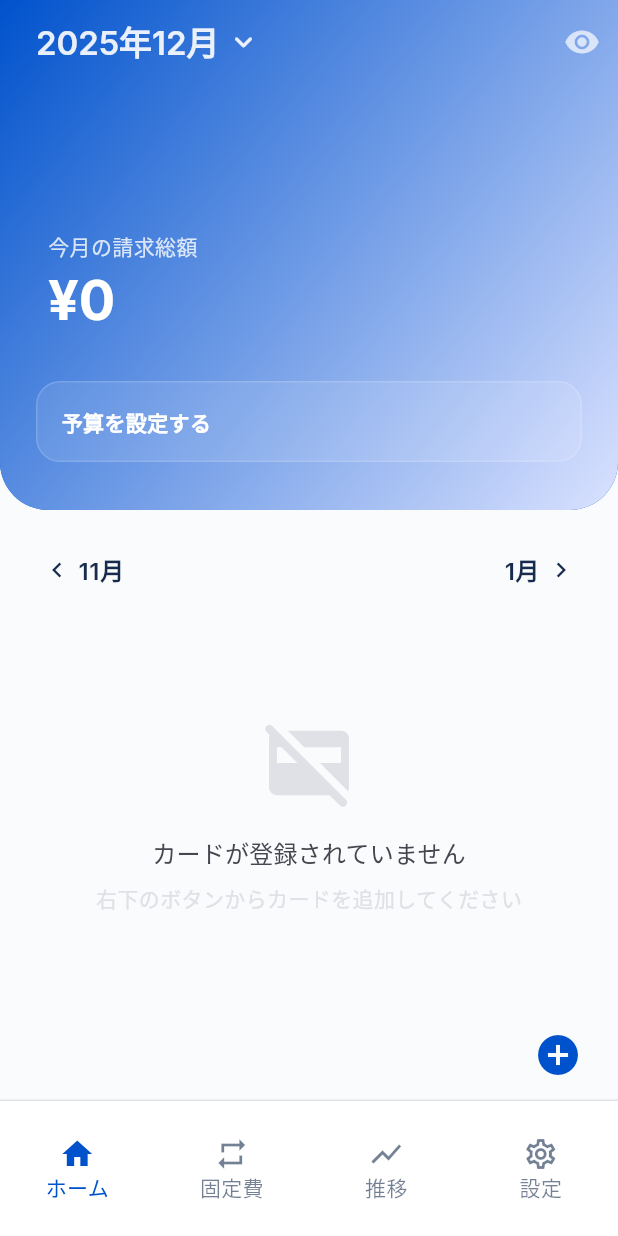
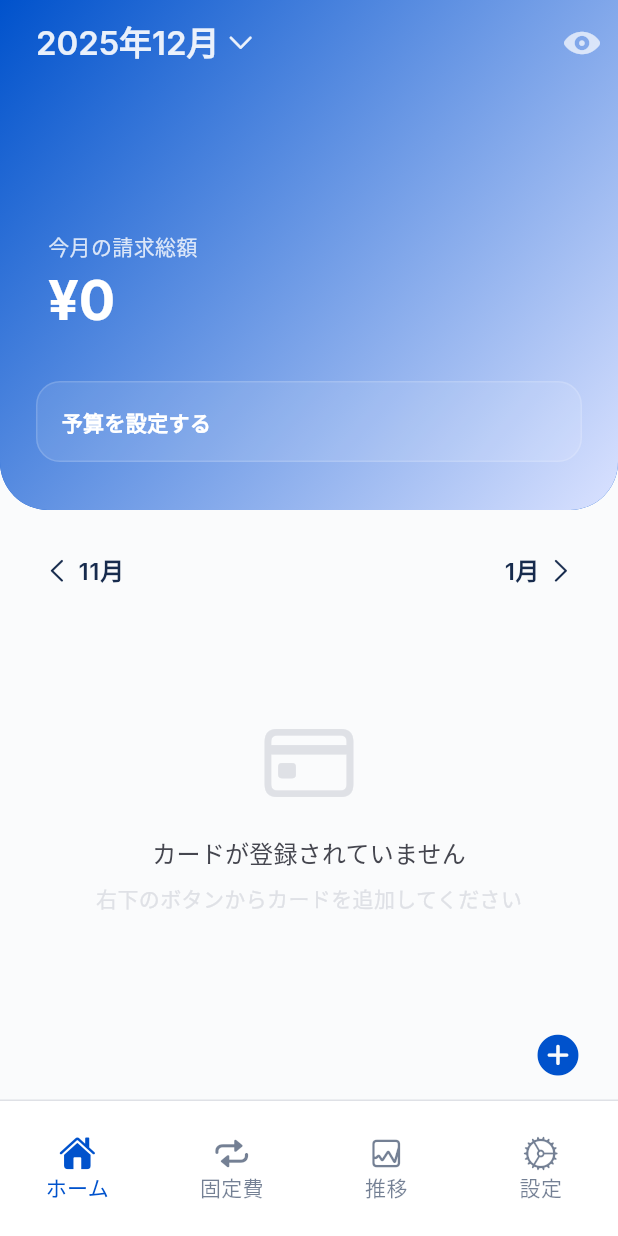
Before and after one commit to latte-dev-app/CreditCardDiary, a Flutter app: the screen it shows after launch, on a phone screen of 412 x 824 dp. Run offline on Flutter 3.47's test engine with Material 3 defaults, Android fonts, the phone set to English and light mode, and no system bars; our stand-ins replace fl_chart, get_it, google_fonts, image_picker, shared_preferences; missing offline and left inert: dart:html, widgetbook.

Commit message:
UI改善: Material IconsをCupertino Iconsに置換し、iOSライクなデザインに統一

```diff
--- a/lib/features/cards/presentation/screens/home_screen.dart
+++ b/lib/features/cards/presentation/screens/home_screen.dart
@@ -179,7 +179,10 @@ class _HomeScreenState extends State<HomeScreen> {
           children: [
             IconButton(
               onPressed: () => showAddCardDialog(context, onCardAdded: (_) {}),
-              icon: Icon(Icons.add_circle, color: theme.colorScheme.primary),
+              icon: Icon(
+                CupertinoIcons.add_circled_solid,
+                color: theme.colorScheme.primary,
+              ),
               iconSize: 32,
               tooltip: 'カード追加',
             ),
@@ -260,9 +263,9 @@ class _HomeScreenState extends State<HomeScreen> {
                             ),
                             const SizedBox(width: 4),
                             Icon(
-                              Icons.keyboard_arrow_down_rounded,
+                              CupertinoIcons.chevron_down,
                               color: Colors.white.withValues(alpha: 0.9),
-                              size: 24,
+                              size: 20,
                             ),
                           ],
                         ),
@@ -298,7 +301,9 @@ class _HomeScreenState extends State<HomeScreen> {
                       });
                     },
                     icon: Icon(
-                      _isPrivacyMode ? Icons.visibility_off : Icons.visibility,
+                      _isPrivacyMode
+                          ? CupertinoIcons.eye_slash_fill
+                          : CupertinoIcons.eye_fill,
                       color: Colors.white.withValues(alpha: 0.7),
                     ),
                   ),
@@ -420,7 +425,7 @@ class _HomeScreenState extends State<HomeScreen> {
                         ),
                         child: Row(
                           children: [
-                            const Icon(Icons.chevron_left, size: 20),
+                            const Icon(CupertinoIcons.chevron_left, size: 20),
                             const SizedBox(width: 4),
                             Text(
                               '${prevMonthDate.month}月',
@@ -457,9 +462,9 @@ class _HomeScreenState extends State<HomeScreen> {
                                 const SizedBox(width: 4),
                                 Icon(
                                   _isAmountAscending
-                                      ? Icons.arrow_upward_rounded
-                                      : Icons.arrow_downward_rounded,
-                                  size: 18,
+                                      ? CupertinoIcons.arrow_up
+                                      : CupertinoIcons.arrow_down,
+                                  size: 16,
                                   color: theme.colorScheme.onSurface.withValues(
                                     alpha: 0.6,
                                   ),
@@ -486,7 +491,7 @@ class _HomeScreenState extends State<HomeScreen> {
                               ),
                             ),
                             const SizedBox(width: 4),
-                            const Icon(Icons.chevron_right, size: 20),
+                            const Icon(CupertinoIcons.chevron_right, size: 20),
                           ],
                         ),
                       ),
@@ -561,7 +566,7 @@ class _HomeScreenState extends State<HomeScreen> {
           mainAxisAlignment: MainAxisAlignment.center,
           children: [
             Icon(
-              Icons.credit_card_off_rounded,
+              CupertinoIcons.creditcard,
               size: 64,
               color: theme.colorScheme.outline,
             ),
--- a/lib/features/cards/presentation/screens/main_screen.dart
+++ b/lib/features/cards/presentation/screens/main_screen.dart
@@ -1,4 +1,5 @@
 import 'package:flutter/material.dart';
+import 'package:flutter/cupertino.dart';
 import 'package:creditcarddiary/l10n/app_localizations.dart';
 import 'home_screen.dart';
 import 'settings_screen.dart';
@@ -74,21 +75,21 @@ class _MainScreenState extends State<MainScreen> {
                 elevation: 0,
                 items: [
                   BottomNavigationBarItem(
-                    icon: const Icon(Icons.home_outlined),
-                    activeIcon: const Icon(Icons.home),
+                    icon: const Icon(CupertinoIcons.house),
+                    activeIcon: const Icon(CupertinoIcons.house_fill),
                     label: l10n.home,
                   ),
                   const BottomNavigationBarItem(
-                    icon: Icon(Icons.repeat),
+                    icon: Icon(CupertinoIcons.repeat),
                     label: '固定費',
                   ),
                   BottomNavigationBarItem(
-                    icon: const Icon(Icons.show_chart),
+                    icon: const Icon(CupertinoIcons.graph_square),
                     label: '推移',
                   ),
                   BottomNavigationBarItem(
-                    icon: const Icon(Icons.settings_outlined),
-                    activeIcon: const Icon(Icons.settings),
+                    icon: const Icon(CupertinoIcons.settings),
+                    activeIcon: const Icon(CupertinoIcons.settings_solid),
                     label: l10n.settings,
                   ),
                 ],
--- a/lib/features/cards/presentation/widgets/color_picker.dart
+++ b/lib/features/cards/presentation/widgets/color_picker.dart
@@ -1,4 +1,5 @@
 import 'package:flutter/material.dart';
+import 'package:flutter/cupertino.dart';
 import '../constants/card_constants.dart';
 import '../../../../shared/utils/color_utils.dart';
 
@@ -129,7 +130,7 @@ class _ColorPickerStatefulState extends State<_ColorPickerStateful> {
                         child:
                             isSelected
                                 ? const Icon(
-                                  Icons.check,
+                                  CupertinoIcons.checkmark,
                                   color: Colors.white,
                                   size: 24,
                                 )
--- a/lib/features/cards/presentation/widgets/glass_text_field.dart
+++ b/lib/features/cards/presentation/widgets/glass_text_field.dart
@@ -1,5 +1,6 @@
 import 'dart:ui';
 import 'package:flutter/material.dart';
+import 'package:flutter/cupertino.dart';
 
 class GlassTextField extends StatelessWidget {
   final TextEditingController? controller;
@@ -124,7 +125,7 @@ class GlassDropdown<T> extends StatelessWidget {
               ),
             ),
             icon: Icon(
-              Icons.arrow_drop_down,
+              CupertinoIcons.chevron_down,
               color: theme.colorScheme.onSurfaceVariant,
             ),
           ),
```
Also changed, not shown: lib/features/cards/presentation/dialogs/add_card_dialog.dart (+5 -5 lines), lib/features/cards/presentation/screens/card_comparison_screen.dart (+99 -50 lines), lib/features/cards/presentation/screens/card_detail_screen.dart (+26 -12 lines), lib/features/cards/presentation/screens/fixed_cost_screen.dart (+9 -3 lines), lib/features/cards/presentation/screens/line_chart_screen.dart (+9 -8 lines), lib/features/cards/presentation/screens/settings_screen.dart (+6 -5 lines), lib/features/cards/presentation/widgets/home_card_item.dart (+4 -3 lines).
